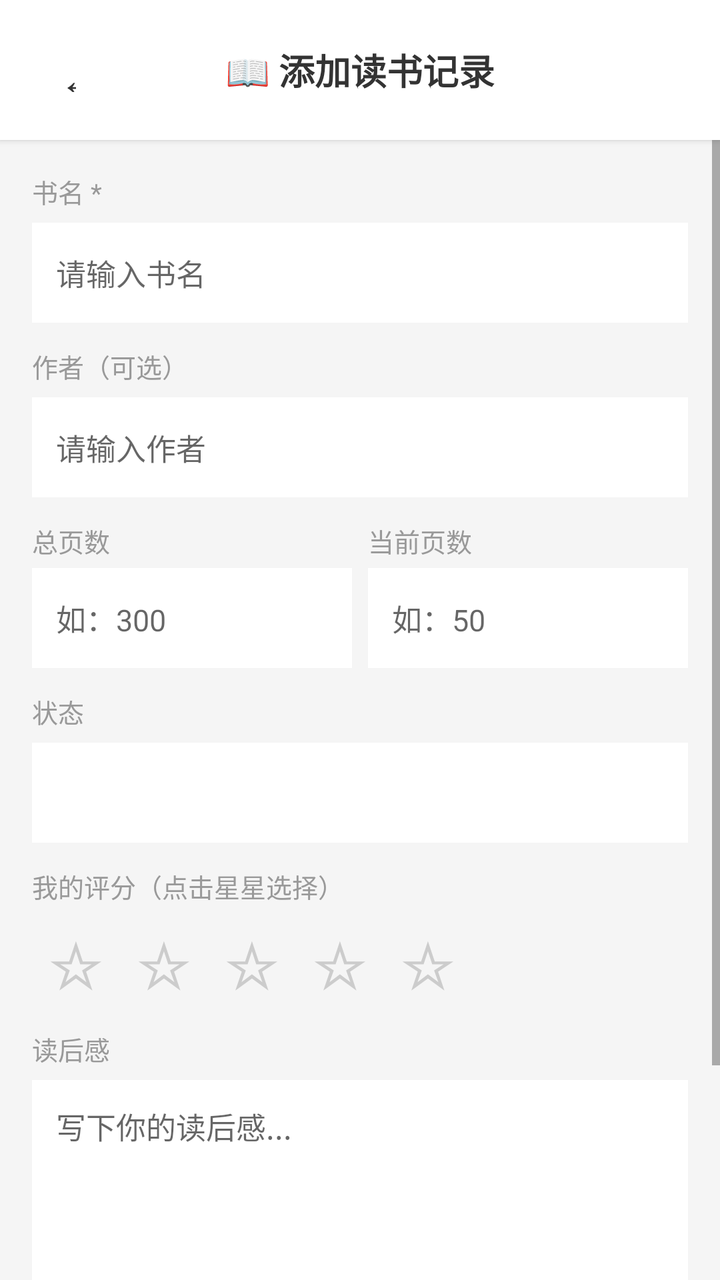
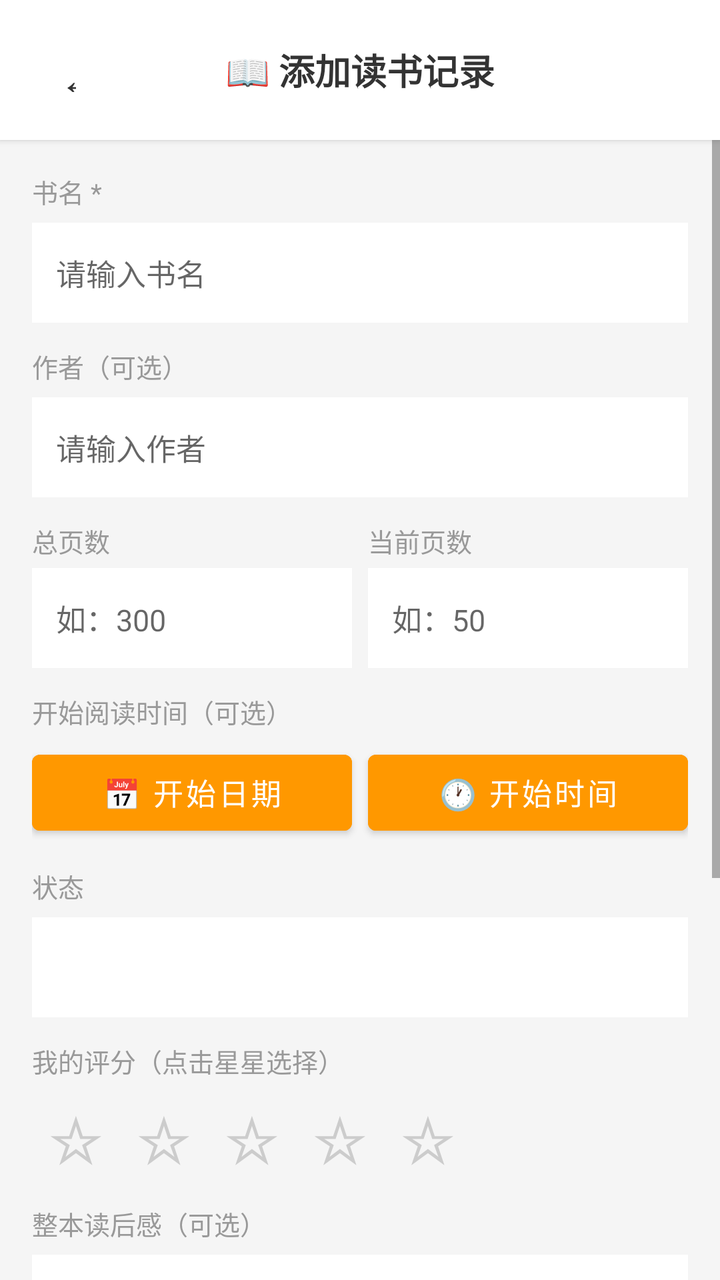

Two renders of the same Android screen: before a commit and after it. Below are the layout's source before the change and the commit's diff.
<!-- AndroidManifest.xml: application theme Theme.HealthRecorder -->
<!-- res/layout/activity_book_add.xml -->
<?xml version="1.0" encoding="utf-8"?>
<LinearLayout xmlns:android="http://schemas.android.com/apk/res/android"
    android:layout_width="match_parent"
    android:layout_height="match_parent"
    android:orientation="vertical"
    android:background="#F5F5F5">

    
    <LinearLayout
        android:layout_width="match_parent"
        android:layout_height="wrap_content"
        android:orientation="horizontal"
        android:paddingHorizontal="12dp"
        android:paddingVertical="14dp"
        android:background="#FFFFFF"
        android:elevation="2dp"
        android:gravity="center_vertical">
        <Button
            android:id="@+id/btnBack"
            android:layout_width="42dp"
            android:layout_height="42dp"
            android:text="←"
            android:textSize="22sp"
            android:background="@android:color/transparent"
            android:textColor="#333333"/>
        <TextView
            android:id="@+id/tvTitle"
            android:layout_width="0dp"
            android:layout_height="wrap_content"
            android:layout_weight="1"
            android:text="📖 添加读书记录"
            android:textSize="18sp"
            android:textStyle="bold"
            android:textColor="#333333"
            android:gravity="center"/>
        <View
            android:layout_width="42dp"
            android:layout_height="1dp"/>
    </LinearLayout>

    <ScrollView
        android:layout_width="match_parent"
        android:layout_height="0dp"
        android:layout_weight="1">
        <LinearLayout
            android:layout_width="match_parent"
            android:layout_height="wrap_content"
            android:orientation="vertical"
            android:padding="16dp">

            
            <TextView
                android:layout_width="wrap_content"
                android:layout_height="wrap_content"
                android:text="书名 *"
                android:textSize="13sp"
                android:textColor="#999999"
                android:layout_marginBottom="6dp"/>
            <EditText
                android:id="@+id/editTitle"
                android:layout_width="match_parent"
                android:layout_height="50dp"
                android:hint="请输入书名"
                android:background="@android:color/white"
                android:paddingHorizontal="12dp"
                android:textSize="15sp"
                android:singleLine="true"
                android:layout_marginBottom="12dp"/>

            
            <TextView
                android:layout_width="wrap_content"
                android:layout_height="wrap_content"
                android:text="作者（可选）"
                android:textSize="13sp"
                android:textColor="#999999"
                android:layout_marginBottom="6dp"/>
            <EditText
                android:id="@+id/editAuthor"
                android:layout_width="match_parent"
                android:layout_height="50dp"
                android:hint="请输入作者"
                android:background="@android:color/white"
                android:paddingHorizontal="12dp"
                android:textSize="15sp"
                android:singleLine="true"
                android:layout_marginBottom="12dp"/>

            
            <LinearLayout
                android:layout_width="match_parent"
                android:layout_height="wrap_content"
                android:orientation="horizontal"
                android:layout_marginBottom="12dp">
                <LinearLayout
                    android:layout_width="0dp"
                    android:layout_height="wrap_content"
                    android:layout_weight="1"
                    android:orientation="vertical"
                    android:layout_marginEnd="8dp">
                    <TextView
                        android:layout_width="wrap_content"
                        android:layout_height="wrap_content"
                        android:text="总页数"
                        android:textSize="13sp"
                        android:textColor="#999999"
                        android:layout_marginBottom="4dp"/>
                    <EditText
                        android:id="@+id/editTotalPages"
                        android:layout_width="match_parent"
                        android:layout_height="50dp"
                        android:hint="如：300"
                        android:background="@android:color/white"
                        android:paddingHorizontal="12dp"
                        android:textSize="15sp"
                        android:inputType="number"/>
                </LinearLayout>
                <LinearLayout
                    android:layout_width="0dp"
                    android:layout_height="wrap_content"
                    android:layout_weight="1"
                    android:orientation="vertical">
                    <TextView
                        android:layout_width="wrap_content"
                        android:layout_height="wrap_content"
                        android:text="当前页数"
                        android:textSize="13sp"
                        android:textColor="#999999"
                        android:layout_marginBottom="4dp"/>
                    <EditText
                        android:id="@+id/editCurrentPage"
                        android:layout_width="match_parent"
                        android:layout_height="50dp"
                        android:hint="如：50"
                        android:background="@android:color/white"
                        android:paddingHorizontal="12dp"
                        android:textSize="15sp"
                        android:inputType="number"/>
                </LinearLayout>
            </LinearLayout>

            
            <TextView
                android:id="@+id/tvProgress"
                android:layout_width="wrap_content"
                android:layout_height="wrap_content"
                android:text="阅读进度：0%"
                android:textSize="13sp"
                android:textColor="#FF9800"
                android:layout_marginBottom="12dp"
                android:visibility="gone"/>

            
            <TextView
                android:layout_width="wrap_content"
                android:layout_height="wrap_content"
                android:text="状态"
                android:textSize="13sp"
                android:textColor="#999999"
                android:layout_marginBottom="6dp"/>
            <Spinner
                android:id="@+id/spinnerStatus"
                android:layout_width="match_parent"
                android:layout_height="50dp"
                android:background="@android:color/white"
                android:paddingHorizontal="12dp"
                android:layout_marginBottom="12dp"/>

            
            <TextView
                android:layout_width="wrap_content"
                android:layout_height="wrap_content"
                android:text="我的评分（点击星星选择）"
                android:textSize="13sp"
                android:textColor="#999999"
                android:layout_marginBottom="6dp"/>
            <LinearLayout
                android:id="@+id/layoutStars"
                android:layout_width="wrap_content"
                android:layout_height="wrap_content"
                android:orientation="horizontal"
                android:layout_marginBottom="12dp">
                <TextView
                    android:id="@+id/star1"
                    android:layout_width="44dp"
                    android:layout_height="44dp"
                    android:text="☆"
                    android:textSize="32sp"
                    android:gravity="center"
                    android:textColor="@color/star_inactive"/>
                <TextView
                    android:id="@+id/star2"
                    android:layout_width="44dp"
                    android:layout_height="44dp"
                    android:text="☆"
                    android:textSize="32sp"
                    android:gravity="center"
                    android:textColor="@color/star_inactive"/>
                <TextView
                    android:id="@+id/star3"
                    android:layout_width="44dp"
                    android:layout_height="44dp"
                    android:text="☆"
                    android:textSize="32sp"
                    android:gravity="center"
                    android:textColor="@color/star_inactive"/>
                <TextView
                    android:id="@+id/star4"
                    android:layout_width="44dp"
                    android:layout_height="44dp"
                    android:text="☆"
                    android:textSize="32sp"
                    android:gravity="center"
                    android:textColor="@color/star_inactive"/>
                <TextView
                    android:id="@+id/star5"
                    android:layout_width="44dp"
                    android:layout_height="44dp"
                    android:text="☆"
                    android:textSize="32sp"
                    android:gravity="center"
                    android:textColor="@color/star_inactive"/>
            </LinearLayout>

            
            <TextView
                android:layout_width="wrap_content"
                android:layout_height="wrap_content"
                android:text="读后感"
                android:textSize="13sp"
                android:textColor="#999999"
                android:layout_marginBottom="6dp"/>
            <EditText
                android:id="@+id/editNotes"
                android:layout_width="match_parent"
                android:layout_height="140dp"
                android:hint="写下你的读后感..."
                android:background="@android:color/white"
                android:padding="12dp"
                android:textSize="15sp"
                android:gravity="top"
                android:layout_marginBottom="20dp"/>

            <Button
                android:id="@+id/btnSave"
                android:layout_width="match_parent"
                android:layout_height="56dp"
                android:text="💾 保存记录"
                android:textSize="17sp"
                android:textStyle="bold"
                android:backgroundTint="#FF9800"/>
        </LinearLayout>
    </ScrollView>
</LinearLayout>
<!-- resources referenced by this layout -->
<resources>
  <color name="star_inactive">#CCCCCC</color>
  <style name="Theme.HealthRecorder" parent="Theme.MaterialComponents.Light.DarkActionBar">
          
          <item name="colorPrimary">@color/purple_500</item>
          <item name="colorPrimaryVariant">@color/purple_700</item>
          <item name="colorOnPrimary">@color/white</item>
          
          
          <item name="colorSecondary">@color/teal_200</item>
          <item name="colorSecondaryVariant">@color/teal_700</item>
          <item name="colorOnSecondary">@color/black</item>
          
          
          <item name="android:statusBarColor">?attr/colorPrimaryVariant</item>
          
          
      </style>
  <color name="purple_500">#9C27B0</color>
  <color name="purple_700">#7B1FA2</color>
  <color name="white">#FFFFFF</color>
  <color name="teal_200">#80CBC4</color>
  <color name="teal_700">#00796B</color>
  <color name="black">#000000</color>
</resources>

<!-- the commit's change to res/layout/activity_book_add.xml (unified diff, before → after) -->
@@ -141,6 +141,38 @@
 
             
             <TextView
+                android:layout_width="wrap_content"
+                android:layout_height="wrap_content"
+                android:text="开始阅读时间（可选）"
+                android:textSize="13sp"
+                android:textColor="#999999"
+                android:layout_marginBottom="6dp"/>
+            <LinearLayout
+                android:layout_width="match_parent"
+                android:layout_height="wrap_content"
+                android:orientation="horizontal"
+                android:layout_marginBottom="12dp">
+                <Button
+                    android:id="@+id/btnStartDate"
+                    android:layout_width="0dp"
+                    android:layout_height="50dp"
+                    android:layout_weight="1"
+                    android:text="📅 开始日期"
+                    android:textSize="15sp"
+                    android:backgroundTint="#FF9800"
+                    android:layout_marginEnd="8dp"/>
+                <Button
+                    android:id="@+id/btnStartTime"
+                    android:layout_width="0dp"
+                    android:layout_height="50dp"
+                    android:layout_weight="1"
+                    android:text="🕐 开始时间"
+                    android:textSize="15sp"
+                    android:backgroundTint="#FF9800"/>
+            </LinearLayout>
+
+            
+            <TextView
                 android:id="@+id/tvProgress"
                 android:layout_width="wrap_content"
                 android:layout_height="wrap_content"
@@ -226,19 +258,45 @@
             <TextView
                 android:layout_width="wrap_content"
                 android:layout_height="wrap_content"
-                android:text="读后感"
+                android:text="整本读后感（可选）"
                 android:textSize="13sp"
                 android:textColor="#999999"
                 android:layout_marginBottom="6dp"/>
             <EditText
                 android:id="@+id/editNotes"
                 android:layout_width="match_parent"
-                android:layout_height="140dp"
+                android:layout_height="120dp"
                 android:hint="写下你的读后感..."
                 android:background="@android:color/white"
                 android:padding="12dp"
                 android:textSize="15sp"
                 android:gravity="top"
+                android:layout_marginBottom="16dp"/>
+
+            
+            <TextView
+                android:layout_width="wrap_content"
+                android:layout_height="wrap_content"
+                android:text="分段读后感（按页面区间）"
+                android:textSize="13sp"
+                android:textColor="#999999"
+                android:layout_marginBottom="6dp"/>
+            <LinearLayout
+                android:id="@+id/layoutBookNotes"
+                android:layout_width="match_parent"
+                android:layout_height="wrap_content"
+                android:orientation="vertical"
+                android:background="@android:color/white"
+                android:padding="8dp"
+                android:layout_marginBottom="8dp"/>
+            <Button
+                android:id="@+id/btnAddBookNote"
+                android:layout_width="match_parent"
+                android:layout_height="46dp"
+                android:text="➕ 添加段落读后感"
+                android:textSize="15sp"
+                android:backgroundTint="#FFB74D"
+                android:textColor="#FFFFFF"
                 android:layout_marginBottom="20dp"/>
 
             <Button
